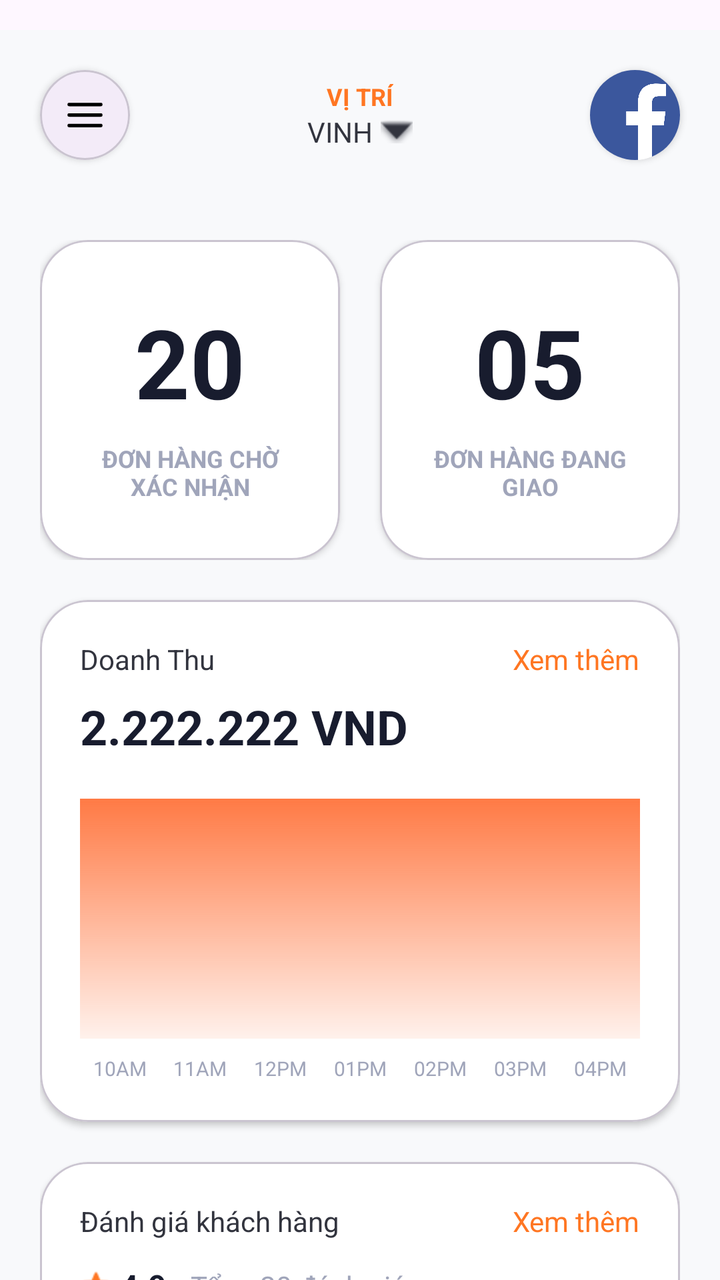
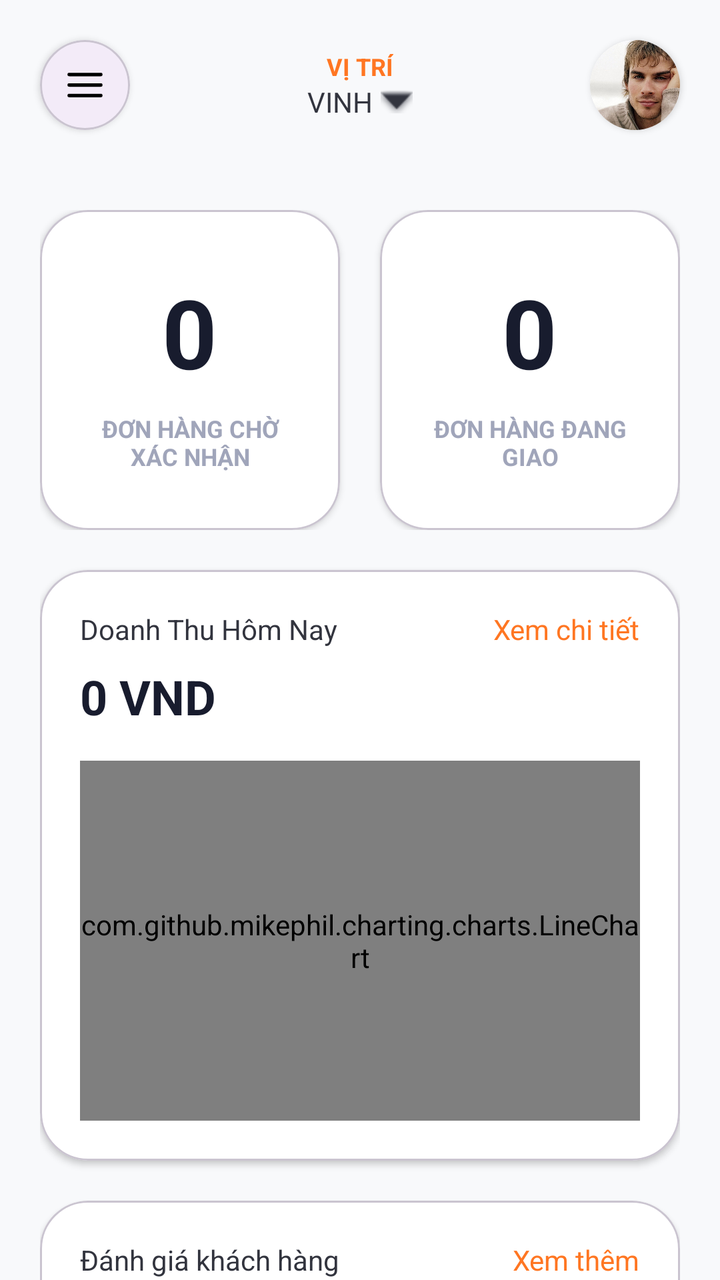

Compare the two renders of this Android layout. The source of the first and the diff that turns it into the second are given below.
<!-- AndroidManifest.xml: application theme Theme.NHOM33 -->
<!-- res/layout/admin_dashboard.xml -->
<?xml version="1.0" encoding="utf-8"?>
<androidx.drawerlayout.widget.DrawerLayout xmlns:android="http://schemas.android.com/apk/res/android"
    xmlns:app="http://schemas.android.com/apk/res-auto"
    xmlns:tools="http://schemas.android.com/tools"
    android:id="@+id/drawer_layout"
    android:layout_width="match_parent"
    android:layout_height="match_parent"
    tools:context=".controller.Admin_Dashboard">

    <androidx.constraintlayout.widget.ConstraintLayout
        android:id="@+id/main"
        android:layout_marginTop="15dp"
        android:layout_width="match_parent"
        android:layout_height="match_parent"
        android:background="#F8F9FB">

        
        <com.google.android.material.card.MaterialCardView
            android:id="@+id/btn_MenuHome"
            android:layout_width="45dp"
            android:layout_height="45dp"
            android:layout_marginStart="20dp"
            android:layout_marginTop="20dp"
            android:clickable="true"
            android:focusable="true"
            android:foreground="?attr/selectableItemBackground"
            app:cardCornerRadius="22.5dp"
            app:cardElevation="2dp"
            app:layout_constraintStart_toStartOf="parent"
            app:layout_constraintTop_toTopOf="parent">

            <ImageView
                android:layout_width="match_parent"
                android:layout_height="match_parent"
                android:padding="12dp"
                android:src="@drawable/icon_menu"
                app:tint="@color/black" />
        </com.google.android.material.card.MaterialCardView>

        <LinearLayout
            android:id="@+id/layout_location"
            android:layout_width="wrap_content"
            android:layout_height="wrap_content"
            android:gravity="center_horizontal"
            android:orientation="vertical"
            app:layout_constraintBottom_toBottomOf="@+id/btn_MenuHome"
            app:layout_constraintEnd_toStartOf="@+id/img_user_card"
            app:layout_constraintStart_toEndOf="@+id/btn_MenuHome"
            app:layout_constraintTop_toTopOf="@+id/btn_MenuHome">

            <TextView
                android:layout_width="wrap_content"
                android:layout_height="wrap_content"
                android:text="VỊ TRÍ"
                android:textColor="#FF7622"
                android:textSize="12sp"
                android:textStyle="bold" />

            <LinearLayout
                android:layout_width="wrap_content"
                android:layout_height="wrap_content"
                android:gravity="center_vertical"
                android:orientation="horizontal">

                <TextView
                    android:id="@+id/txt_location"
                    android:layout_width="wrap_content"
                    android:layout_height="wrap_content"
                    android:text="VINH"
                    android:textColor="#32343E"
                    android:textSize="14sp" />

                <ImageView
                    android:layout_width="16dp"
                    android:layout_height="16dp"
                    android:layout_marginStart="4dp"
                    android:src="@android:drawable/arrow_down_float"
                    app:tint="#32343E" />
            </LinearLayout>
        </LinearLayout>

        <androidx.cardview.widget.CardView
            android:id="@+id/img_user_card"
            android:layout_width="45dp"
            android:layout_height="45dp"
            android:layout_marginEnd="20dp"
            app:cardCornerRadius="22.5dp"
            app:cardElevation="2dp"
            app:layout_constraintBottom_toBottomOf="@+id/btn_MenuHome"
            app:layout_constraintEnd_toEndOf="parent"
            app:layout_constraintTop_toTopOf="@+id/btn_MenuHome">

            <ImageView
                android:id="@+id/img_user"
                android:layout_width="match_parent"
                android:layout_height="match_parent"
                android:scaleType="centerCrop"
                android:src="@drawable/fb" />
        </androidx.cardview.widget.CardView>

        
        <androidx.core.widget.NestedScrollView
            android:layout_width="match_parent"
            android:layout_height="0dp"
            android:layout_marginTop="20dp"
            app:layout_constraintBottom_toBottomOf="parent"
            app:layout_constraintTop_toBottomOf="@+id/btn_MenuHome">

            <LinearLayout
                android:layout_width="match_parent"
                android:layout_height="wrap_content"
                android:orientation="vertical"
                android:padding="20dp">

                
                <LinearLayout
                    android:layout_width="match_parent"
                    android:layout_height="wrap_content"
                    android:orientation="horizontal"
                    android:weightSum="2">

                    <com.google.android.material.card.MaterialCardView
                        android:id="@+id/card_running_orders"
                        android:layout_width="0dp"
                        android:layout_height="160dp"
                        android:layout_marginEnd="10dp"
                        android:layout_weight="1"
                        app:cardBackgroundColor="@color/white"
                        app:cardCornerRadius="24dp"
                        app:cardElevation="2dp">

                        <LinearLayout
                            android:layout_width="match_parent"
                            android:layout_height="match_parent"
                            android:gravity="center"
                            android:orientation="vertical"
                            android:padding="20dp">

                            <TextView
                                android:layout_width="wrap_content"
                                android:layout_height="wrap_content"
                                android:text="20"
                                android:textColor="#181C2E"
                                android:textSize="48sp"
                                android:textStyle="bold" />

                            <TextView
                                android:layout_width="wrap_content"
                                android:layout_height="wrap_content"
                                android:layout_marginTop="8dp"
                                android:gravity="center"
                                android:text="ĐƠN HÀNG CHỜ XÁC NHẬN"
                                android:textColor="#A0A5BA"
                                android:textSize="12sp"
                                android:textStyle="bold" />
                        </LinearLayout>
                    </com.google.android.material.card.MaterialCardView>

                    <com.google.android.material.card.MaterialCardView
                        android:id="@+id/card_delivery_orders"
                        android:layout_width="0dp"
                        android:layout_height="160dp"
                        android:layout_marginStart="10dp"
                        android:layout_weight="1"
                        app:cardBackgroundColor="@color/white"
                        app:cardCornerRadius="24dp"
                        app:cardElevation="2dp">

                        <LinearLayout
                            android:layout_width="match_parent"
                            android:layout_height="match_parent"
                            android:gravity="center"
                            android:orientation="vertical"
                            android:padding="20dp">

                            <TextView
                                android:layout_width="wrap_content"
                                android:layout_height="wrap_content"
                                android:text="05"
                                android:textColor="#181C2E"
                                android:textSize="48sp"
                                android:textStyle="bold" />

                            <TextView
                                android:layout_width="wrap_content"
                                android:layout_height="wrap_content"
                                android:layout_marginTop="8dp"
                                android:gravity="center"
                                android:text="ĐƠN HÀNG ĐANG GIAO"
                                android:textColor="#A0A5BA"
                                android:textSize="12sp"
                                android:textStyle="bold" />
                        </LinearLayout>
                    </com.google.android.material.card.MaterialCardView>
                </LinearLayout>

                
                <com.google.android.material.card.MaterialCardView
                    android:id="@+id/card_revenue"
                    android:layout_width="match_parent"
                    android:layout_height="wrap_content"
                    android:layout_marginTop="20dp"
                    app:cardBackgroundColor="@color/white"
                    app:cardCornerRadius="24dp"
                    app:cardElevation="2dp">

                    <androidx.constraintlayout.widget.ConstraintLayout
                        android:layout_width="match_parent"
                        android:layout_height="wrap_content"
                        android:padding="20dp">

                        <TextView
                            android:id="@+id/tvRevenueLabel"
                            android:layout_width="wrap_content"
                            android:layout_height="wrap_content"
                            android:text="Doanh Thu"
                            android:textColor="#32343E"
                            android:textSize="14sp"
                            app:layout_constraintStart_toStartOf="parent"
                            app:layout_constraintTop_toTopOf="parent" />

                        <TextView
                            android:id="@+id/tvSeeDetails"
                            android:layout_width="wrap_content"
                            android:layout_height="wrap_content"
                            android:text="Xem thêm"
                            android:textColor="#FF7622"
                            android:textSize="14sp"
                            app:layout_constraintEnd_toEndOf="parent"
                            app:layout_constraintTop_toTopOf="parent" />

                        <TextView
                            android:id="@+id/tvRevenueAmount"
                            android:layout_width="wrap_content"
                            android:layout_height="wrap_content"
                            android:layout_marginTop="8dp"
                            android:text="2.222.222 VND"
                            android:textColor="#181C2E"
                            android:textSize="24sp"
                            android:textStyle="bold"
                            app:layout_constraintStart_toStartOf="parent"
                            app:layout_constraintTop_toBottomOf="@id/tvRevenueLabel" />

                        <ImageView
                            android:id="@+id/ivChart"
                            android:layout_width="match_parent"
                            android:layout_height="120dp"
                            android:layout_marginTop="20dp"
                            android:scaleType="fitXY"
                            android:src="@drawable/dummy_chart_gradient"
                            app:layout_constraintTop_toBottomOf="@id/tvRevenueAmount" />

                        <LinearLayout
                            android:layout_width="match_parent"
                            android:layout_height="wrap_content"
                            android:layout_marginTop="8dp"
                            android:orientation="horizontal"
                            android:weightSum="7"
                            app:layout_constraintTop_toBottomOf="@id/ivChart">

                            <TextView android:layout_width="0dp" android:layout_height="wrap_content" android:layout_weight="1" android:text="10AM" android:textSize="10sp" android:textColor="#A0A5BA" android:gravity="center" />
                            <TextView android:layout_width="0dp" android:layout_height="wrap_content" android:layout_weight="1" android:text="11AM" android:textSize="10sp" android:textColor="#A0A5BA" android:gravity="center" />
                            <TextView android:layout_width="0dp" android:layout_height="wrap_content" android:layout_weight="1" android:text="12PM" android:textSize="10sp" android:textColor="#A0A5BA" android:gravity="center" />
                            <TextView android:layout_width="0dp" android:layout_height="wrap_content" android:layout_weight="1" android:text="01PM" android:textSize="10sp" android:textColor="#A0A5BA" android:gravity="center" />
                            <TextView android:layout_width="0dp" android:layout_height="wrap_content" android:layout_weight="1" android:text="02PM" android:textSize="10sp" android:textColor="#A0A5BA" android:gravity="center" />
                            <TextView android:layout_width="0dp" android:layout_height="wrap_content" android:layout_weight="1" android:text="03PM" android:textSize="10sp" android:textColor="#A0A5BA" android:gravity="center" />
                            <TextView android:layout_width="0dp" android:layout_height="wrap_content" android:layout_weight="1" android:text="04PM" android:textSize="10sp" android:textColor="#A0A5BA" android:gravity="center" />
                        </LinearLayout>
                    </androidx.constraintlayout.widget.ConstraintLayout>
                </com.google.android.material.card.MaterialCardView>

                
                <com.google.android.material.card.MaterialCardView
                    android:id="@+id/card_review"
                    android:layout_width="match_parent"
                    android:layout_height="wrap_content"
                    android:layout_marginTop="20dp"
                    app:cardBackgroundColor="@color/white"
                    app:cardCornerRadius="24dp"
                    app:cardElevation="2dp">

                    <androidx.constraintlayout.widget.ConstraintLayout
                        android:layout_width="match_parent"
                        android:layout_height="wrap_content"
                        android:padding="20dp">

                        <TextView
                            android:id="@+id/tvReviewLabel"
                            android:layout_width="wrap_content"
                            android:layout_height="wrap_content"
                            android:text="Đánh giá khách hàng"
                            android:textColor="#32343E"
                            android:textSize="14sp"
                            app:layout_constraintStart_toStartOf="parent"
                            app:layout_constraintTop_toTopOf="parent" />

                        <TextView
                            android:id="@+id/btnXemTatCaReview"
                            android:layout_width="wrap_content"
                            android:layout_height="wrap_content"
                            android:text="Xem thêm"
                            android:textColor="#FF7622"
                            android:textSize="14sp"
                            app:layout_constraintEnd_toEndOf="parent"
                            app:layout_constraintTop_toTopOf="parent" />

                        <LinearLayout
                            android:layout_width="wrap_content"
                            android:layout_height="wrap_content"
                            android:layout_marginTop="12dp"
                            android:gravity="center_vertical"
                            android:orientation="horizontal"
                            app:layout_constraintStart_toStartOf="parent"
                            app:layout_constraintTop_toBottomOf="@id/tvReviewLabel">

                            <ImageView
                                android:layout_width="16dp"
                                android:layout_height="16dp"
                                android:src="@drawable/icons8_star_24"
                                app:tint="#FF7622" />

                            <TextView
                                android:layout_width="wrap_content"
                                android:layout_height="wrap_content"
                                android:layout_marginStart="4dp"
                                android:text="4.9"
                                android:textColor="#181C2E"
                                android:textSize="16sp"
                                android:textStyle="bold" />

                            <TextView
                                android:layout_width="wrap_content"
                                android:layout_height="wrap_content"
                                android:layout_marginStart="12dp"
                                android:text="Tổng 20 đánh giá"
                                android:textColor="#A0A5BA"
                                android:textSize="14sp" />
                        </LinearLayout>
                    </androidx.constraintlayout.widget.ConstraintLayout>
                </com.google.android.material.card.MaterialCardView>

            </LinearLayout>
        </androidx.core.widget.NestedScrollView>

    </androidx.constraintlayout.widget.ConstraintLayout>

    
    <com.google.android.material.navigation.NavigationView
        android:id="@+id/navigation_view"
        android:layout_width="wrap_content"
        android:layout_height="match_parent"
        android:layout_gravity="start"
        app:headerLayout="@layout/nav_header"
        app:menu="@drawable/drawer_menu" />

</androidx.drawerlayout.widget.DrawerLayout>
<!-- res/layout/nav_header.xml (included above) -->
<?xml version="1.0" encoding="utf-8"?>
<LinearLayout xmlns:android="http://schemas.android.com/apk/res/android"
    android:layout_width="match_parent"
    android:layout_height="176dp"
    android:background="#ff7622"
    android:gravity="bottom"
    android:orientation="vertical"
    android:padding="16dp"
    android:theme="@style/ThemeOverlay.AppCompat.Dark">

    <ImageView
        android:id="@+id/img_admin_avatar"
        android:layout_width="64dp"
        android:layout_height="64dp"
        android:contentDescription="Avatar Admin"
        android:paddingTop="8dp"
        android:scaleType="centerCrop"
        android:src="@drawable/fb" />

    <TextView
        android:id="@+id/txt_admin_name"
        android:layout_width="match_parent"
        android:layout_height="wrap_content"
        android:paddingTop="8dp"
        android:text="Admin NHOM33"
        android:textAppearance="@style/TextAppearance.AppCompat.Body1"
        android:textSize="16sp"
        android:textStyle="bold" />

    <TextView
        android:id="@+id/txt_admin_email"
        android:layout_width="wrap_content"
        android:layout_height="wrap_content"
        android:text="admin@nhom33.com"
        android:textSize="14sp" />

</LinearLayout>
<!-- resources referenced by this layout -->
<resources>
  <color name="black">#FF000000</color>
  <color name="white">#FFFFFFFF</color>
  <!-- drawable drawer_menu (drawable) -->
  <?xml version="1.0" encoding="utf-8"?>
  <menu xmlns:android="http://schemas.android.com/apk/res/android">
      <group android:checkableBehavior="single">
          <item
              android:id="@+id/nav_home"
              android:icon="@drawable/icon_dashboard"
              android:title="Trang chủ" />
          <item
              android:id="@+id/nav_order"
              android:icon="@drawable/icons8_order_24"
              android:title="Đơn hàng" />
          <item
              android:id="@+id/nav_food_list"
              android:icon="@drawable/icon_menu_24"
              android:title="Danh sách món ăn" />
          <item
              android:id="@+id/nav_all_category"
              android:icon="@drawable/icons8_category_24"
              android:title="Danh mục món ăn" />
          <item
              android:id="@+id/nav_all_productreview"
              android:icon="@drawable/icons8_review_24"
              android:title="Đánh giá khách hàng" />
          <item
              android:id="@+id/nav_manage_users"
              android:icon="@drawable/icons8_person_24"
              android:title="Quản lý người dùng" />
          <item
              android:id="@+id/nav_notifications"
              android:icon="@drawable/icons8_notification_24"
              android:title="Thông báo" />
          <item
              android:id="@+id/nav_profile"
              android:icon="@drawable/icons8_person_24"
              android:title="Hồ sơ cá nhân" />
      </group>
      <item android:title="Khác">
          <menu>
              <item
                  android:id="@+id/nav_logout"
                  android:icon="@drawable/icons8_back_24"
                  android:title="Đăng xuất" />
          </menu>
      </item>
  </menu>
  <!-- drawable dummy_chart_gradient (drawable) -->
  <?xml version="1.0" encoding="utf-8"?>
  <shape xmlns:android="http://schemas.android.com/apk/res/android">
      <gradient
          android:angle="90"
          android:startColor="#1AFF7A45"
          android:endColor="#FF7A45" />
  </shape>
  <!-- drawable fb: png bitmap (drawable, 43607 bytes) -->
  <!-- drawable icon_menu (drawable) -->
  <vector xmlns:android="http://schemas.android.com/apk/res/android"
      android:width="24dp"
      android:height="24dp"
      android:viewportWidth="24"
      android:viewportHeight="24">
    <path
        android:fillColor="#FF000000"
        android:pathData="M3,5A1,1 0,1 0,3 7L21,7A1,1 0,1 0,21 5L3,5zM3,11A1,1 0,1 0,3 13L21,13A1,1 0,1 0,21 11L3,11zM3,17A1,1 0,1 0,3 19L21,19A1,1 0,1 0,21 17L3,17z"/>
  </vector>
  <!-- drawable icons8_star_24: png bitmap (drawable, 423 bytes) -->
  <style name="Theme.NHOM33" parent="Base.Theme.NHOM33" />
  <!-- drawable icon_dashboard: png bitmap (drawable, 193 bytes) -->
  <!-- drawable icons8_order_24: png bitmap (drawable, 388 bytes) -->
  <!-- drawable icon_menu_24: png bitmap (drawable, 120 bytes) -->
  <!-- drawable icons8_category_24: png bitmap (drawable, 489 bytes) -->
  <!-- drawable icons8_review_24: png bitmap (drawable, 412 bytes) -->
  <!-- drawable icons8_person_24: png bitmap (drawable, 290 bytes) -->
  <!-- drawable icons8_notification_24: png bitmap (drawable, 305 bytes) -->
  <!-- drawable icons8_back_24: png bitmap (drawable, 164 bytes) -->
  <style name="Base.Theme.NHOM33" parent="Theme.Material3.DayNight.NoActionBar">
          
          
      </style>
</resources>

<!-- the commit's change to res/layout/admin_dashboard.xml (unified diff, before → after) -->
@@ -9,7 +9,6 @@
 
     <androidx.constraintlayout.widget.ConstraintLayout
         android:id="@+id/main"
-        android:layout_marginTop="15dp"
         android:layout_width="match_parent"
         android:layout_height="match_parent"
         android:background="#F8F9FB">
@@ -95,7 +94,7 @@
                 android:layout_width="match_parent"
                 android:layout_height="match_parent"
                 android:scaleType="centerCrop"
-                android:src="@drawable/fb" />
+                android:src="@drawable/a11" />
         </androidx.cardview.widget.CardView>
 
         
@@ -137,9 +136,10 @@
                             android:padding="20dp">
 
                             <TextView
-                                android:layout_width="wrap_content"
-                                android:layout_height="wrap_content"
-                                android:text="20"
+                                android:id="@+id/tvRunningOrdersCount"
+                                android:layout_width="wrap_content"
+                                android:layout_height="wrap_content"
+                                android:text="0"
                                 android:textColor="#181C2E"
                                 android:textSize="48sp"
                                 android:textStyle="bold" />
@@ -174,9 +174,10 @@
                             android:padding="20dp">
 
                             <TextView
-                                android:layout_width="wrap_content"
-                                android:layout_height="wrap_content"
-                                android:text="05"
+                                android:id="@+id/tvDeliveryOrdersCount"
+                                android:layout_width="wrap_content"
+                                android:layout_height="wrap_content"
+                                android:text="0"
                                 android:textColor="#181C2E"
                                 android:textSize="48sp"
                                 android:textStyle="bold" />
@@ -213,7 +214,7 @@
                             android:id="@+id/tvRevenueLabel"
                             android:layout_width="wrap_content"
                             android:layout_height="wrap_content"
-                            android:text="Doanh Thu"
+                            android:text="Doanh Thu Hôm Nay"
                             android:textColor="#32343E"
                             android:textSize="14sp"
                             app:layout_constraintStart_toStartOf="parent"
@@ -223,7 +224,7 @@
                             android:id="@+id/tvSeeDetails"
                             android:layout_width="wrap_content"
                             android:layout_height="wrap_content"
-                            android:text="Xem thêm"
+                            android:text="Xem chi tiết"
                             android:textColor="#FF7622"
                             android:textSize="14sp"
                             app:layout_constraintEnd_toEndOf="parent"
@@ -234,38 +235,20 @@
                             android:layout_width="wrap_content"
                             android:layout_height="wrap_content"
                             android:layout_marginTop="8dp"
-                            android:text="2.222.222 VND"
+                            android:text="0 VND"
                             android:textColor="#181C2E"
                             android:textSize="24sp"
                             android:textStyle="bold"
                             app:layout_constraintStart_toStartOf="parent"
                             app:layout_constraintTop_toBottomOf="@id/tvRevenueLabel" />
 
-                        <ImageView
-                            android:id="@+id/ivChart"
+                        <com.github.mikephil.charting.charts.LineChart
+                            android:id="@+id/revenueChart"
                             android:layout_width="match_parent"
-                            android:layout_height="120dp"
-                            android:layout_marginTop="20dp"
-                            android:scaleType="fitXY"
-                            android:src="@drawable/dummy_chart_gradient"
+                            android:layout_height="180dp"
+                            android:layout_marginTop="16dp"
                             app:layout_constraintTop_toBottomOf="@id/tvRevenueAmount" />
 
-                        <LinearLayout
-                            android:layout_width="match_parent"
-                            android:layout_height="wrap_content"
-                            android:layout_marginTop="8dp"
-                            android:orientation="horizontal"
-                            android:weightSum="7"
-                            app:layout_constraintTop_toBottomOf="@id/ivChart">
-
-                            <TextView android:layout_width="0dp" android:layout_height="wrap_content" android:layout_weight="1" android:text="10AM" android:textSize="10sp" android:textColor="#A0A5BA" android:gravity="center" />
-                            <TextView android:layout_width="0dp" android:layout_height="wrap_content" android:layout_weight="1" android:text="11AM" android:textSize="10sp" android:textColor="#A0A5BA" android:gravity="center" />
-                            <TextView android:layout_width="0dp" android:layout_height="wrap_content" android:layout_weight="1" android:text="12PM" android:textSize="10sp" android:textColor="#A0A5BA" android:gravity="center" />
-                            <TextView android:layout_width="0dp" android:layout_height="wrap_content" android:layout_weight="1" android:text="01PM" android:textSize="10sp" android:textColor="#A0A5BA" android:gravity="center" />
-                            <TextView android:layout_width="0dp" android:layout_height="wrap_content" android:layout_weight="1" android:text="02PM" android:textSize="10sp" android:textColor="#A0A5BA" android:gravity="center" />
-                            <TextView android:layout_width="0dp" android:layout_height="wrap_content" android:layout_weight="1" android:text="03PM" android:textSize="10sp" android:textColor="#A0A5BA" android:gravity="center" />
-                            <TextView android:layout_width="0dp" android:layout_height="wrap_content" android:layout_weight="1" android:text="04PM" android:textSize="10sp" android:textColor="#A0A5BA" android:gravity="center" />
-                        </LinearLayout>
                     </androidx.constraintlayout.widget.ConstraintLayout>
                 </com.google.android.material.card.MaterialCardView>
 
@@ -320,19 +303,21 @@
                                 app:tint="#FF7622" />
 
                             <TextView
+                                android:id="@+id/tvAverageRating"
                                 android:layout_width="wrap_content"
                                 android:layout_height="wrap_content"
                                 android:layout_marginStart="4dp"
-                                android:text="4.9"
+                                android:text="0.0"
                                 android:textColor="#181C2E"
                                 android:textSize="16sp"
                                 android:textStyle="bold" />
 
                             <TextView
+                                android:id="@+id/tvTotalReviews"
                                 android:layout_width="wrap_content"
                                 android:layout_height="wrap_content"
                                 android:layout_marginStart="12dp"
-                                android:text="Tổng 20 đánh giá"
+                                android:text="Tổng 0 đánh giá"
                                 android:textColor="#A0A5BA"
                                 android:textSize="14sp" />
                         </LinearLayout>
@@ -351,7 +336,7 @@
         android:layout_height="match_parent"
         android:layout_gravity="start"
         app:headerLayout="@layout/nav_header"
-        app:menu="@drawable/drawer_menu" />
+        app:menu="@menu/admin_drawer_menu" />
 
 </androidx.drawerlayout.widget.DrawerLayout>
 <!-- res/layout/nav_header.xml (included above) -->
<!-- resource entries referenced after the edit -->
@@ -2,60 +2,7 @@
 <resources>
   <color name="black">#FF000000</color>
   <color name="white">#FFFFFFFF</color>
-  <!-- drawable drawer_menu (drawable) -->
-  <?xml version="1.0" encoding="utf-8"?>
-  <menu xmlns:android="http://schemas.android.com/apk/res/android">
-      <group android:checkableBehavior="single">
-          <item
-              android:id="@+id/nav_home"
-              android:icon="@drawable/icon_dashboard"
-              android:title="Trang chủ" />
-          <item
-              android:id="@+id/nav_order"
-              android:icon="@drawable/icons8_order_24"
-              android:title="Đơn hàng" />
-          <item
-              android:id="@+id/nav_food_list"
-              android:icon="@drawable/icon_menu_24"
-              android:title="Danh sách món ăn" />
-          <item
-              android:id="@+id/nav_all_category"
-              android:icon="@drawable/icons8_category_24"
-              android:title="Danh mục món ăn" />
-          <item
-              android:id="@+id/nav_all_productreview"
-              android:icon="@drawable/icons8_review_24"
-              android:title="Đánh giá khách hàng" />
-          <item
-              android:id="@+id/nav_manage_users"
-              android:icon="@drawable/icons8_person_24"
-              android:title="Quản lý người dùng" />
-          <item
-              android:id="@+id/nav_notifications"
-              android:icon="@drawable/icons8_notification_24"
-              android:title="Thông báo" />
-          <item
-              android:id="@+id/nav_profile"
-              android:icon="@drawable/icons8_person_24"
-              android:title="Hồ sơ cá nhân" />
-      </group>
-      <item android:title="Khác">
-          <menu>
-              <item
-                  android:id="@+id/nav_logout"
-                  android:icon="@drawable/icons8_back_24"
-                  android:title="Đăng xuất" />
-          </menu>
-      </item>
-  </menu>
-  <!-- drawable dummy_chart_gradient (drawable) -->
-  <?xml version="1.0" encoding="utf-8"?>
-  <shape xmlns:android="http://schemas.android.com/apk/res/android">
-      <gradient
-          android:angle="90"
-          android:startColor="#1AFF7A45"
-          android:endColor="#FF7A45" />
-  </shape>
+  <!-- drawable a11: jpg bitmap (drawable, 217636 bytes) -->
   <!-- drawable fb: png bitmap (drawable, 43607 bytes) -->
   <!-- drawable icon_menu (drawable) -->
   <vector xmlns:android="http://schemas.android.com/apk/res/android"
@@ -69,14 +16,6 @@
   </vector>
   <!-- drawable icons8_star_24: png bitmap (drawable, 423 bytes) -->
   <style name="Theme.NHOM33" parent="Base.Theme.NHOM33" />
-  <!-- drawable icon_dashboard: png bitmap (drawable, 193 bytes) -->
-  <!-- drawable icons8_order_24: png bitmap (drawable, 388 bytes) -->
-  <!-- drawable icon_menu_24: png bitmap (drawable, 120 bytes) -->
-  <!-- drawable icons8_category_24: png bitmap (drawable, 489 bytes) -->
-  <!-- drawable icons8_review_24: png bitmap (drawable, 412 bytes) -->
-  <!-- drawable icons8_person_24: png bitmap (drawable, 290 bytes) -->
-  <!-- drawable icons8_notification_24: png bitmap (drawable, 305 bytes) -->
-  <!-- drawable icons8_back_24: png bitmap (drawable, 164 bytes) -->
   <style name="Base.Theme.NHOM33" parent="Theme.Material3.DayNight.NoActionBar">
           
           
